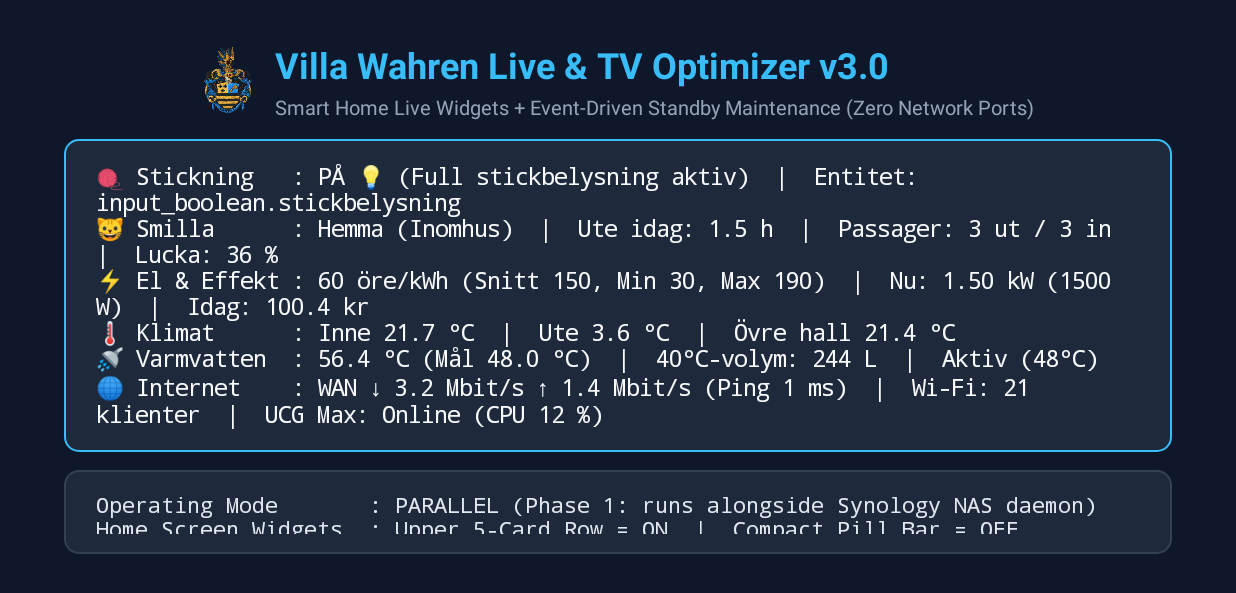
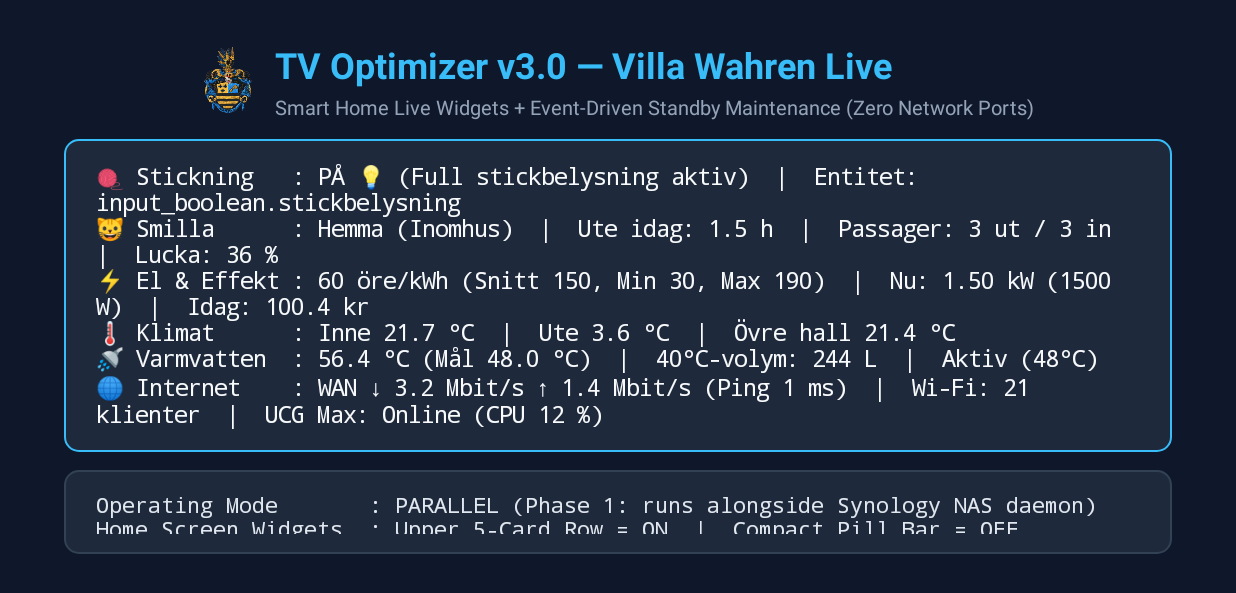
Before and after one commit to Tekno74-ai/tv-maintenance-daemon, an Android app: the MainActivity screen opened directly, with no data from a screen before it, on a phone screen of 824 x 412 dp (held sideways). Shown: the top 593 px of the screen. Run offline under Robolectric (Android 15) with nearby library versions, the phone set to English and light mode, and no system bars.

Commit message:
chore(ui): rename app display label to TV Optimizer

```diff
--- a/android-app/app/src/main/java/io/github/tekno74/tvmaintenance/ui/MainActivity.java
+++ b/android-app/app/src/main/java/io/github/tekno74/tvmaintenance/ui/MainActivity.java
@@ -76,7 +76,7 @@ public final class MainActivity extends Activity {
         titleCol.setOrientation(LinearLayout.VERTICAL);
 
         TextView title = new TextView(this);
-        title.setText("Villa Wahren Live & TV Optimizer v3.0");
+        title.setText("TV Optimizer v3.0 — Villa Wahren Live");
         title.setTextColor(Color.parseColor("#38BDF8"));
         title.setTextSize(24f);
         title.setTypeface(Typeface.DEFAULT_BOLD);
--- a/android-app/app/src/main/res/values/strings.xml
+++ b/android-app/app/src/main/res/values/strings.xml
@@ -1,4 +1,4 @@
 <?xml version="1.0" encoding="utf-8"?>
 <resources>
-    <string name="app_name">Villa Wahren Live</string>
+    <string name="app_name">TV Optimizer</string>
 </resources>
```
